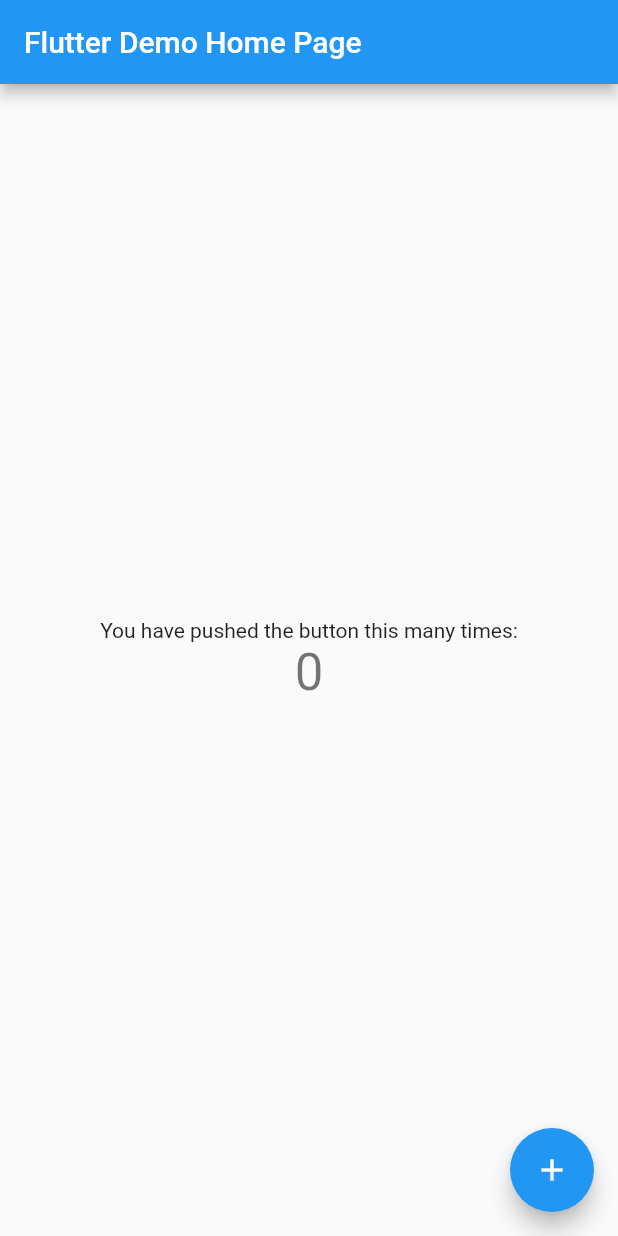
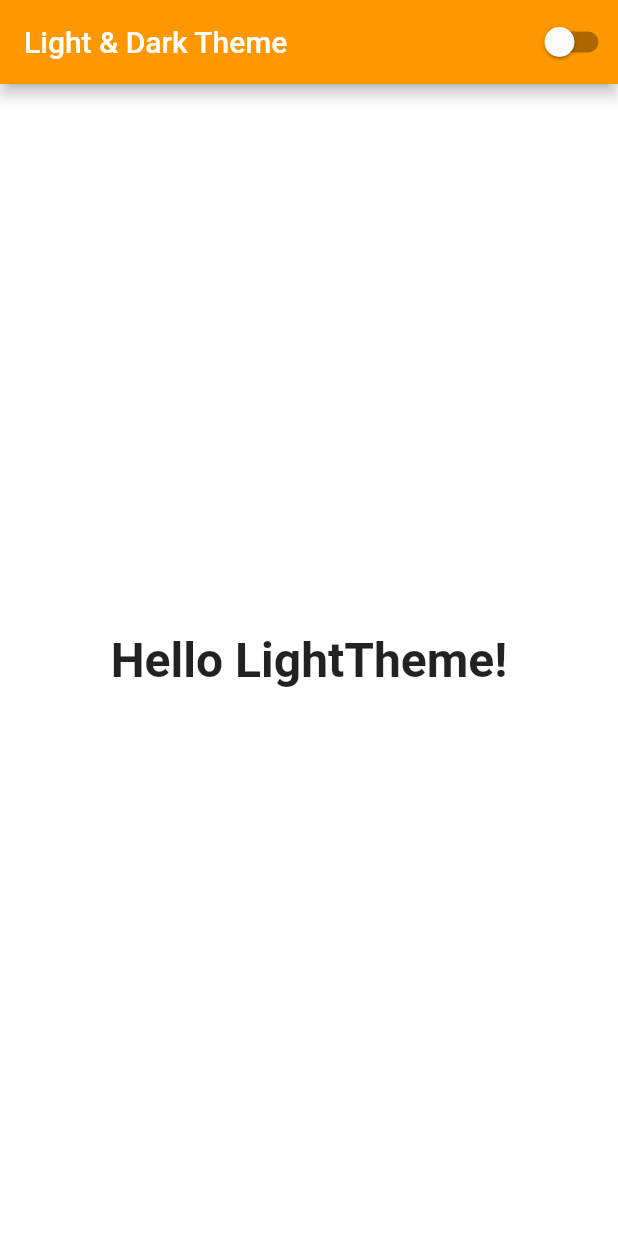
Before and after one commit to EstelaGalante/egalante_dark_and_light_theme, a Flutter app: the screen it shows after launch, on a phone screen of 412 x 824 dp. Run offline on Flutter 3.47's test engine with Material 2 defaults, Android fonts, the light colour scheme and no system bars.

Commit message:
implementando novas pastas

```diff
--- a/egalante_dark_and_light/lib/main.dart
+++ b/egalante_dark_and_light/lib/main.dart
@@ -1,115 +1,35 @@
+import 'package:egalante_dark_and_light/page/home_page.dart';
+import 'package:egalante_dark_and_light/provider/theme_provider.dart';
 import 'package:flutter/material.dart';
+import 'package:flutter/services.dart';
+import 'package:provider/provider.dart';
 
-void main() {
-  runApp(const MyApp());
+Future main() async {
+  WidgetsFlutterBinding.ensureInitialized();
+  await SystemChrome.setPreferredOrientations([
+    DeviceOrientation.portraitUp,
+    DeviceOrientation.portraitDown,
+  ]);
+
+  runApp(MyApp());
 }
 
 class MyApp extends StatelessWidget {
-  const MyApp({super.key});
-
-  // This widget is the root of your application.
-  @override
-  Widget build(BuildContext context) {
-    return MaterialApp(
-      title: 'Flutter Demo',
-      theme: ThemeData(
-        // This is the theme of your application.
-        //
-        // Try running your application with "flutter run". You'll see the
-        // application has a blue toolbar. Then, without quitting the app, try
-        // changing the primarySwatch below to Colors.green and then invoke
-        // "hot reload" (press "r" in the console where you ran "flutter run",
-        // or simply save your changes to "hot reload" in a Flutter IDE).
-        // Notice that the counter didn't reset back to zero; the application
-        // is not restarted.
-        primarySwatch: Colors.blue,
-      ),
-      home: const MyHomePage(title: 'Flutter Demo Home Page'),
-    );
-  }
-}
-
-class MyHomePage extends StatefulWidget {
-  const MyHomePage({super.key, required this.title});
-
-  // This widget is the home page of your application. It is stateful, meaning
-  // that it has a State object (defined below) that contains fields that affect
-  // how it looks.
-
-  // This class is the configuration for the state. It holds the values (in this
-  // case the title) provided by the parent (in this case the App widget) and
-  // used by the build method of the State. Fields in a Widget subclass are
-  // always marked "final".
-
-  final String title;
+  static const String title = 'Light & Dark Theme';
 
   @override
-  State<MyHomePage> createState() => _MyHomePageState();
+  Widget build(BuildContext context) => ChangeNotifierProvider(
+        create: (context) => ThemeProvider(),
+        builder: (context, _) {
+          final themeProvider = Provider.of<ThemeProvider>(context);
+
+          return MaterialApp(
+            title: title,
+            themeMode: themeProvider.themeMode,
+            theme: MyThemes.lightTheme,
+            darkTheme: MyThemes.darkTheme,
+            home: HomePage(),
+          );
+        },
+      );
 }
-
-class _MyHomePageState extends State<MyHomePage> {
-  int _counter = 0;
-
-  void _incrementCounter() {
-    setState(() {
-      // This call to setState tells the Flutter framework that something has
-      // changed in this State, which causes it to rerun the build method below
-      // so that the display can reflect the updated values. If we changed
-      // _counter without calling setState(), then the build method would not be
-      // called again, and so nothing would appear to happen.
-      _counter++;
-    });
-  }
-
-  @override
-  Widget build(BuildContext context) {
-    // This method is rerun every time setState is called, for instance as done
-    // by the _incrementCounter method above.
-    //
-    // The Flutter framework has been optimized to make rerunning build methods
-    // fast, so that you can just rebuild anything that needs updating rather
-    // than having to individually change instances of widgets.
-    return Scaffold(
-      appBar: AppBar(
-        // Here we take the value from the MyHomePage object that was created by
-        // the App.build method, and use it to set our appbar title.
-        title: Text(widget.title),
-      ),
-      body: Center(
-        // Center is a layout widget. It takes a single child and positions it
-        // in the middle of the parent.
-        child: Column(
-          // Column is also a layout widget. It takes a list of children and
-          // arranges them vertically. By default, it sizes itself to fit its
-          // children horizontally, and tries to be as tall as its parent.
-          //
-          // Invoke "debug painting" (press "p" in the console, choose the
-          // "Toggle Debug Paint" action from the Flutter Inspector in Android
-          // Studio, or the "Toggle Debug Paint" command in Visual Studio Code)
-          // to see the wireframe for each widget.
-          //
-          // Column has various properties to control how it sizes itself and
-          // how it positions its children. Here we use mainAxisAlignment to
-          // center the children vertically; the main axis here is the vertical
-          // axis because Columns are vertical (the cross axis would be
-          // horizontal).
-          mainAxisAlignment: MainAxisAlignment.center,
-          children: <Widget>[
-            const Text(
-              'You have pushed the button this many times:',
-            ),
-            Text(
-              '$_counter',
-              style: Theme.of(context).textTheme.headline4,
-            ),
-          ],
-        ),
-      ),
-      floatingActionButton: FloatingActionButton(
-        onPressed: _incrementCounter,
-        tooltip: 'Increment',
-        child: const Icon(Icons.add),
-      ), // This trailing comma makes auto-formatting nicer for build methods.
-    );
-  }
-}
--- /dev/null
+++ b/egalante_dark_and_light/lib/page/home_page.dart
@@ -0,0 +1,52 @@
+import 'package:egalante_dark_and_light/main.dart';
+import 'package:egalante_dark_and_light/provider/theme_provider.dart';
+import 'package:egalante_dark_and_light/widget/change_theme_button_widget.dart';
+import 'package:flutter/material.dart';
+import 'package:provider/provider.dart';
+
+import 'navigationbar_widget.dart';
+
+class HomePage extends StatelessWidget {
+  // @override
+  // Widget build(BuildContext context) => Scaffold(
+  //       appBar: AppBar(
+  //         iconTheme: Theme.of(context).iconTheme,
+  //         backgroundColor: Colors.transparent,
+  //         leading: Icon(Icons.menu),
+  //         title: Text(MyApp.title),
+  //         elevation: 0,
+  //         actions: [
+  //           ChangeThemeButtonWidget(),
+  //         ],
+  //       ),
+  //       body: ProfileWidget(),
+  //       extendBody: true,
+  //       bottomNavigationBar: NavigationBarWidget(),
+  //     );
+
+  @override
+  Widget build(BuildContext context) {
+    final text = Provider.of<ThemeProvider>(context).themeMode == ThemeMode.dark
+        ? 'DarkTheme'
+        : 'LightTheme';
+
+    return Scaffold(
+      appBar: AppBar(
+        backgroundColor: Colors.orange,
+        title: Text(MyApp.title),
+        actions: [
+          ChangeThemeButtonWidget(),
+        ],
+      ),
+      body: Center(
+        child: Text(
+          'Hello $text!',
+          style: TextStyle(
+            fontSize: 32,
+            fontWeight: FontWeight.bold,
+          ),
+        ),
+      ),
+    );
+  }
+}
--- /dev/null
+++ b/egalante_dark_and_light/lib/provider/theme_provider.dart
@@ -0,0 +1,36 @@
+import 'package:flutter/material.dart';
+import 'package:flutter/scheduler.dart';
+
+class ThemeProvider extends ChangeNotifier {
+  ThemeMode themeMode = ThemeMode.system;
+
+  bool get isDarkMode {
+    if (themeMode == ThemeMode.system) {
+      final brightness = SchedulerBinding.instance.window.platformBrightness;
+      return brightness == Brightness.dark;
+    } else {
+      return themeMode == ThemeMode.dark;
+    }
+  }
+
+  void toggleTheme(bool isOn) {
+    themeMode = isOn ? ThemeMode.dark : ThemeMode.light;
+    notifyListeners();
+  }
+}
+
+class MyThemes {
+  static final darkTheme = ThemeData(
+    scaffoldBackgroundColor: Colors.grey.shade900,
+    primaryColor: Colors.black,
+    colorScheme: ColorScheme.dark(),
+    iconTheme: IconThemeData(color: Colors.purple.shade200, opacity: 0.8),
+  );
+
+  static final lightTheme = ThemeData(
+    scaffoldBackgroundColor: Colors.white,
+    primaryColor: Colors.white,
+    colorScheme: ColorScheme.light(),
+    iconTheme: IconThemeData(color: Colors.red, opacity: 0.8),
+  );
+}
--- /dev/null
+++ b/egalante_dark_and_light/lib/widget/change_theme_button_widget.dart
@@ -0,0 +1,18 @@
+import 'package:egalante_dark_and_light/provider/theme_provider.dart';
+import 'package:flutter/material.dart';
+import 'package:provider/provider.dart';
+
+class ChangeThemeButtonWidget extends StatelessWidget {
+  @override
+  Widget build(BuildContext context) {
+    final themeProvider = Provider.of<ThemeProvider>(context);
+
+    return Switch.adaptive(
+      value: themeProvider.isDarkMode,
+      onChanged: (value) {
+        final provider = Provider.of<ThemeProvider>(context, listen: false);
+        provider.toggleTheme(value);
+      },
+    );
+  }
+}
--- a/egalante_dark_and_light/pubspec.yaml
+++ b/egalante_dark_and_light/pubspec.yaml
@@ -36,6 +36,8 @@
   # The following adds the Cupertino Icons font to your application.
   # Use with the CupertinoIcons class for iOS style icons.
   cupertino_icons: ^1.0.2
+
+  provider: ^6.0.3
 
 dev_dependencies:
   flutter_test:
```
Also changed, not shown: egalante_dark_and_light/lib/page/navigationbar_widget.dart (added, +28 -0 lines), egalante_dark_and_light/lib/page/profile_widget.dart (added, +139 -0 lines), egalante_dark_and_light/pubspec.lock, 1 other file.
